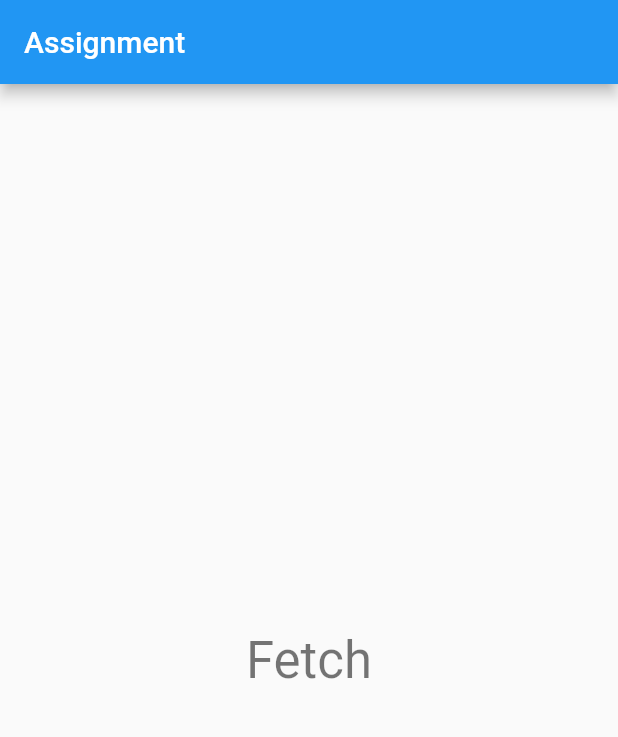
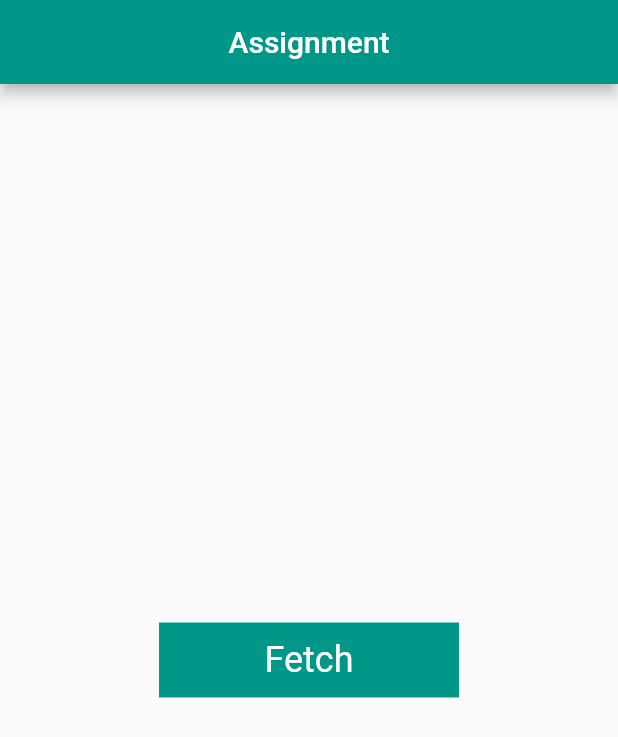
Before and after one commit to frustrat3dcoder/vayuz-assignment1, a Flutter app: the screen it shows after launch, on a phone screen of 412 x 824 dp. Shown: the top 737 px of the screen. Run offline on Flutter 3.47's test engine with Material 2 defaults, Android fonts, the phone set to English and light mode, and no system bars.

Commit message:
Changes in button

```diff
--- a/lib/image_screen.dart
+++ b/lib/image_screen.dart
@@ -7,8 +7,6 @@ class ImageDisplayScreen extends StatelessWidget {
   final String? imageUrl;
   @override
   Widget build(BuildContext context) {
-    return Container(
-      child: Image(image: NetworkImage(imageUrl!)),
-    );
+    return Image(image: NetworkImage(imageUrl!));
   }
 }
--- a/lib/main.dart
+++ b/lib/main.dart
@@ -1,10 +1,5 @@
-import 'dart:convert';
-import 'dart:io';
-
-import 'package:demo_app/image_screen.dart';
-import 'package:demo_app/service/fetchData.dart';
+import 'package:demo_app/service/fetch_data.dart';
 import 'package:flutter/material.dart';
-import 'package:http/http.dart' as http;
 
 void main() {
   runApp(const MyApp());
@@ -41,20 +36,33 @@ class _MyHomePageState extends State<MyHomePage> {
     return Scaffold(
       appBar: AppBar(
         title: Text(widget.title),
+        centerTitle: true,
+        backgroundColor: Colors.teal,
       ),
       body: Center(
         child: Column(
           mainAxisAlignment: MainAxisAlignment.center,
           children: <Widget>[
-            TextButton(
-              onPressed: () {
+            InkWell(
+              onTap: () {
                 _apiService.getHttp(context);
               },
-              child: Text(
-                'Fetch',
-                style: Theme.of(context).textTheme.headline4,
+              child: Container(
+                color: Colors.teal,
+                width: 200,
+                height: 50,
+                child: Center(
+                  child: Text(
+                    'Fetch',
+                    style: Theme.of(context).textTheme.headline4!.copyWith(
+                        color: Colors.white,
+                        fontWeight: FontWeight.normal,
+                        fontSize: 24),
+                    textAlign: TextAlign.center,
+                  ),
+                ),
               ),
-            )
+            ),
           ],
         ),
       ),
```
Also changed, not shown: lib/service/fetch_data.dart (renamed from lib/service/fetchData.dart).
